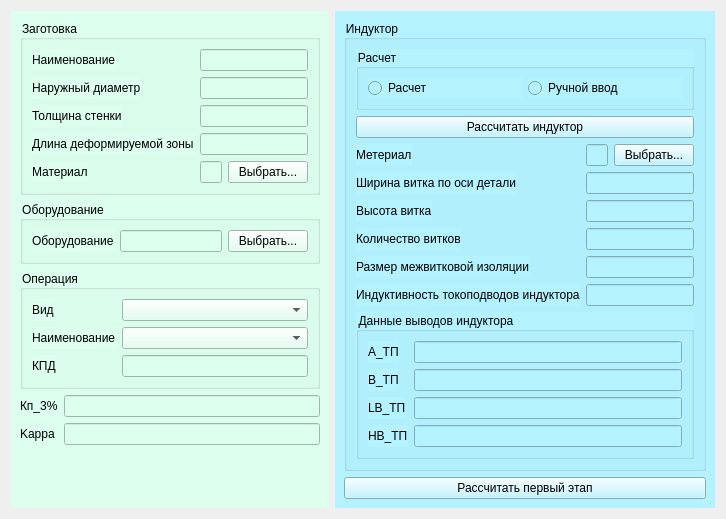
Above: gui/InitialParameters.ui from Kroshy1984/MIOM before the change. Below: the same form after it.
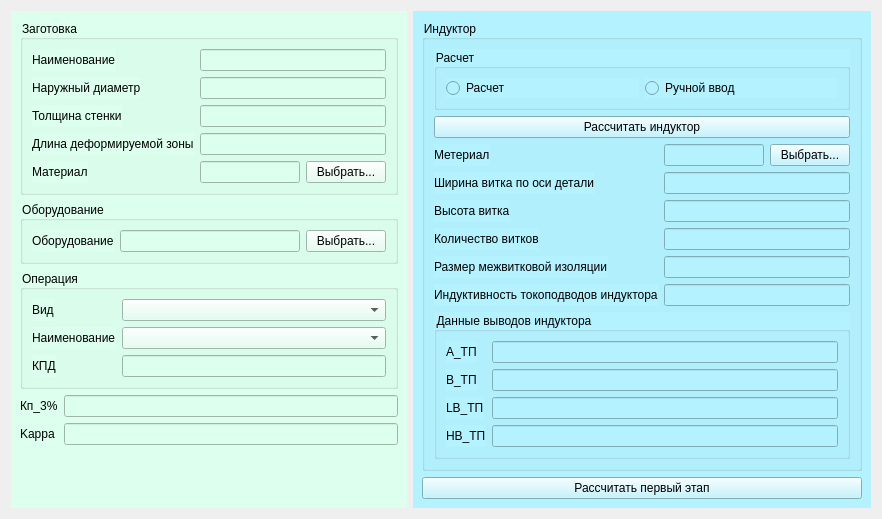
That is the form after the change.

Commit message: Add minimum width for material name lineEdit

```diff
--- a/gui/InitialParameters.ui
+++ b/gui/InitialParameters.ui
@@ -6,8 +6,8 @@
    <rect>
     <x>0</x>
     <y>0</y>
-    <width>726</width>
-    <height>467</height>
+    <width>758</width>
+    <height>483</height>
    </rect>
   </property>
   <property name="windowTitle">
@@ -77,7 +77,14 @@
          <item row="4" column="1">
           <layout class="QHBoxLayout" name="horizontalLayout_4">
            <item>
-            <widget class="QLineEdit" name="lineEditBilletMaterial"/>
+            <widget class="QLineEdit" name="lineEditBilletMaterial">
+             <property name="minimumSize">
+              <size>
+               <width>100</width>
+               <height>0</height>
+              </size>
+             </property>
+            </widget>
            </item>
            <item>
             <spacer name="horizontalSpacer_2">
@@ -264,7 +271,14 @@
            <item row="0" column="1">
             <layout class="QHBoxLayout" name="horizontalLayout">
              <item>
-              <widget class="QLineEdit" name="lineEditMaterialInductor"/>
+              <widget class="QLineEdit" name="lineEditMaterialInductor">
+               <property name="minimumSize">
+                <size>
+                 <width>100</width>
+                 <height>0</height>
+                </size>
+               </property>
+              </widget>
              </item>
              <item>
               <spacer name="horizontalSpacer">
```
